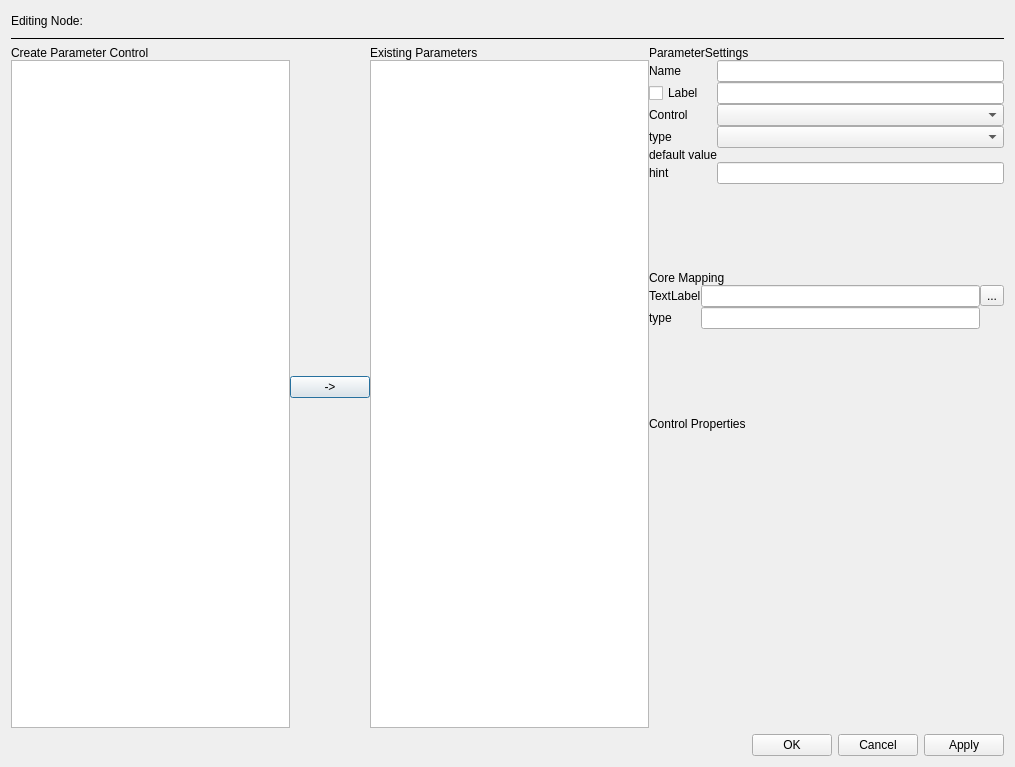
zenustech/zeno, file ui/zenoedit/dialog/zeditparamlayoutdlg.ui: the form before one commit.
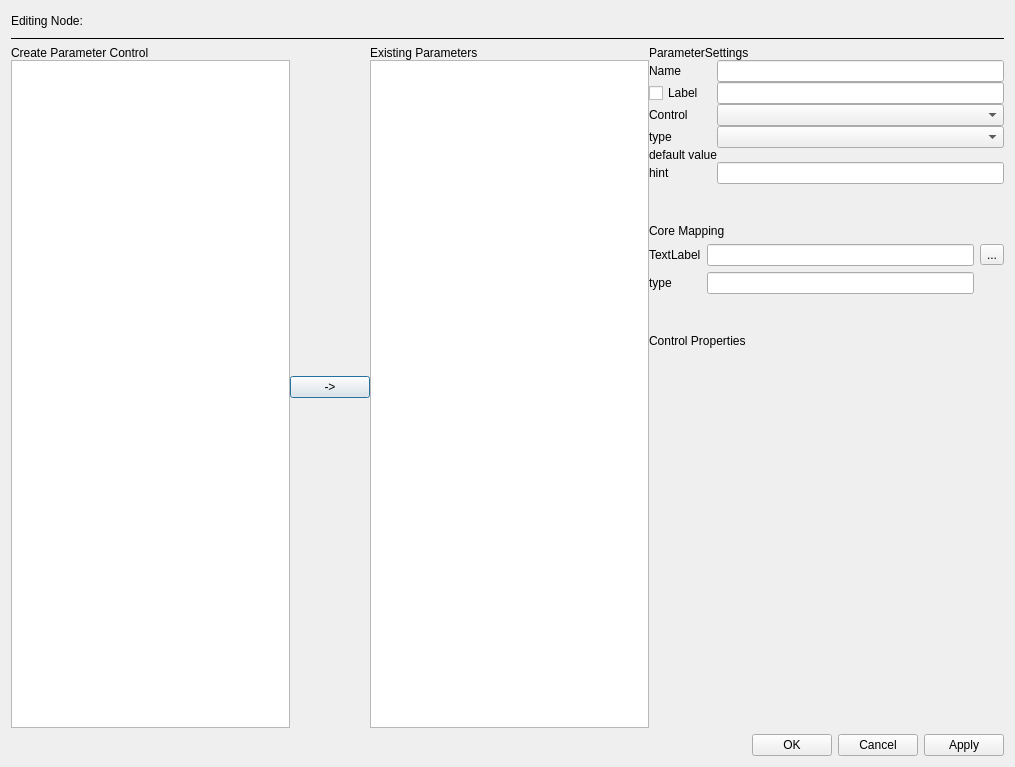
The form after the commit. Custom widgets are drawn as their Qt base class.

Commit message: fix bug about core mapping

```diff
--- a/ui/zenoedit/dialog/zeditparamlayoutdlg.ui
+++ b/ui/zenoedit/dialog/zeditparamlayoutdlg.ui
@@ -199,6 +199,9 @@
          <property name="orientation">
           <enum>Qt::Vertical</enum>
          </property>
+         <property name="sizeType">
+          <enum>QSizePolicy::Preferred</enum>
+         </property>
          <property name="sizeHint" stdset="0">
           <size>
            <width>20</width>
@@ -208,10 +211,26 @@
         </spacer>
        </item>
        <item>
+        <widget class="QWidget" name="m_coreMappingWidget" native="true">
+         <property name="minimumSize">
+          <size>
+           <width>0</width>
+           <height>0</height>
+          </size>
+         </property>
         <layout class="QVBoxLayout" name="verticalLayout_6">
+          <property name="leftMargin">
+           <number>0</number>
+          </property>
          <property name="topMargin">
           <number>0</number>
          </property>
+          <property name="rightMargin">
+           <number>0</number>
+          </property>
+          <property name="bottomMargin">
+           <number>0</number>
+          </property>
          <item>
           <widget class="QLabel" name="label_8">
            <property name="text">
@@ -262,12 +281,16 @@
           </layout>
          </item>
         </layout>
+        </widget>
        </item>
        <item>
         <spacer name="verticalSpacer">
          <property name="orientation">
           <enum>Qt::Vertical</enum>
          </property>
+         <property name="sizeType">
+          <enum>QSizePolicy::Preferred</enum>
+         </property>
          <property name="sizeHint" stdset="0">
           <size>
            <width>20</width>
```
Lines whose indentation alone changed are shown as unchanged. The commit also changes 1 other file.
